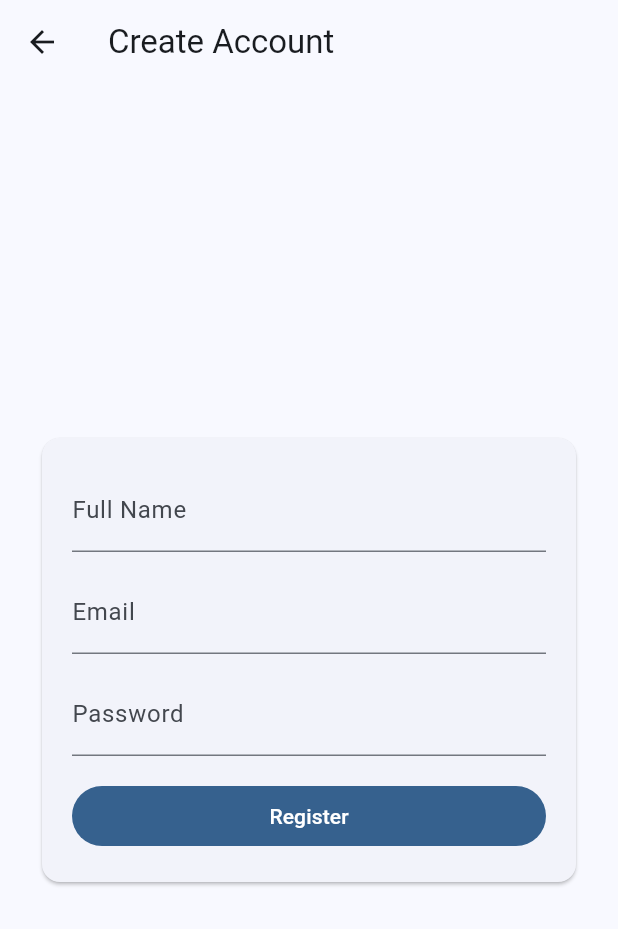
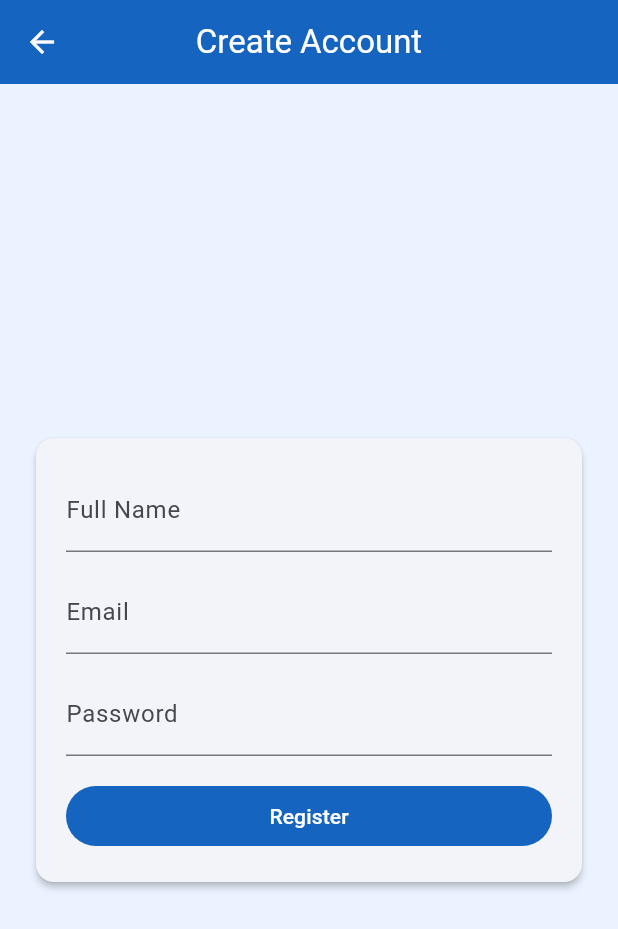
Before and after one commit to hasankachamathvi/Tank_Master_IOT, a Flutter app: the screen it shows after launch, after a tap on "Create a new account", on a phone screen of 412 x 824 dp. Shown: the top 929 px of the screen. Run offline on Flutter 3.47's test engine with Material 3 defaults, Android fonts, the phone set to English and light mode, and no system bars; our stand-ins replace firebase_core, firebase_database; accounts and stored records are empty.

Commit message:
feat: Enhance UI with splash screen and improve login/register screens design

```diff
--- a/lib/main.dart
+++ b/lib/main.dart
@@ -4,6 +4,7 @@ import 'package:flutter/material.dart';
 import 'models/app_user.dart';
 import 'screens/app_shell.dart';
 import 'screens/login_screen.dart';
+import 'screens/splash_screen.dart';
 import 'services/auth_service.dart';
 
 Future<void> main() async {
@@ -47,7 +48,23 @@ class MyApp extends StatelessWidget {
       title: 'Water Tank App',
       debugShowCheckedModeBanner: false,
       theme: ThemeData(
-        colorScheme: ColorScheme.fromSeed(seedColor: Colors.blue),
+        colorScheme: ColorScheme.fromSeed(seedColor: const Color(0xFF1565C0)),
+        scaffoldBackgroundColor: const Color(0xFFEAF3FF),
+        appBarTheme: const AppBarTheme(
+          backgroundColor: Color(0xFF1565C0),
+          foregroundColor: Colors.white,
+          centerTitle: true,
+        ),
+        cardTheme: const CardThemeData(
+          elevation: 2,
+          margin: EdgeInsets.zero,
+        ),
+        filledButtonTheme: FilledButtonThemeData(
+          style: FilledButton.styleFrom(
+            backgroundColor: const Color(0xFF1565C0),
+            foregroundColor: Colors.white,
+          ),
+        ),
         useMaterial3: true,
       ),
       home: AppRoot(firebaseReady: firebaseReady),
@@ -55,13 +72,38 @@ class MyApp extends StatelessWidget {
   }
 }
 
-class AppRoot extends StatelessWidget {
+class AppRoot extends StatefulWidget {
   const AppRoot({super.key, required this.firebaseReady});
 
   final bool firebaseReady;
 
   @override
+  State<AppRoot> createState() => _AppRootState();
+}
+
+class _AppRootState extends State<AppRoot> {
+  bool _showSplash = true;
+
+  @override
+  void initState() {
+    super.initState();
+    Future<void>.delayed(const Duration(seconds: 2), () {
+      if (!mounted) {
+        return;
+      }
+
+      setState(() {
+        _showSplash = false;
+      });
+    });
+  }
+
+  @override
   Widget build(BuildContext context) {
+    if (_showSplash) {
+      return const SplashScreen();
+    }
+
     return StreamBuilder<AppUser?>(
       stream: AuthService.instance.authStateChanges(),
       builder: (context, snapshot) {
@@ -71,7 +113,7 @@ class AppRoot extends StatelessWidget {
           return const LoginScreen();
         }
 
-        return AppShell(user: user, firebaseReady: firebaseReady);
+        return AppShell(user: user, firebaseReady: widget.firebaseReady);
       },
     );
   }
--- a/lib/screens/app_shell.dart
+++ b/lib/screens/app_shell.dart
@@ -48,9 +48,13 @@ class _AppShellState extends State<AppShell> {
     return Scaffold(
       appBar: AppBar(
         title: Text('Tank Master - ${titles[_index]}'),
+        backgroundColor: const Color(0xFF1565C0),
+        foregroundColor: Colors.white,
       ),
       body: pages[_index],
       bottomNavigationBar: NavigationBar(
+        backgroundColor: const Color(0xFFDCEEFD),
+        indicatorColor: const Color(0xFF90CAF9),
         selectedIndex: _index,
         onDestinationSelected: (value) {
           setState(() {
--- a/lib/screens/login_screen.dart
+++ b/lib/screens/login_screen.dart
@@ -53,7 +53,16 @@ class _LoginScreenState extends State<LoginScreen> {
   @override
   Widget build(BuildContext context) {
     return Scaffold(
-      body: Center(
+      body: Container(
+        width: double.infinity,
+        decoration: const BoxDecoration(
+          gradient: LinearGradient(
+            begin: Alignment.topCenter,
+            end: Alignment.bottomCenter,
+            colors: [Color(0xFFDCEEFD), Color(0xFFEAF3FF)],
+          ),
+        ),
+        child: Center(
           child: SingleChildScrollView(
             padding: const EdgeInsets.all(24),
             child: ConstrainedBox(
@@ -67,9 +76,11 @@ class _LoginScreenState extends State<LoginScreen> {
                       mainAxisSize: MainAxisSize.min,
                       crossAxisAlignment: CrossAxisAlignment.stretch,
                       children: [
+                        const Icon(Icons.water_drop, size: 40, color: Color(0xFF1565C0)),
+                        const SizedBox(height: 8),
                         const Text(
                           'Tank Master Login',
-                        style: TextStyle(fontSize: 24, fontWeight: FontWeight.bold),
+                          style: TextStyle(fontSize: 24, fontWeight: FontWeight.bold, color: Color(0xFF0D47A1)),
                           textAlign: TextAlign.center,
                         ),
                         const SizedBox(height: 16),
@@ -133,6 +144,7 @@ class _LoginScreenState extends State<LoginScreen> {
             ),
           ),
         ),
+      ),
     );
   }
 }
--- a/lib/screens/register_screen.dart
+++ b/lib/screens/register_screen.dart
@@ -60,8 +60,15 @@ class _RegisterScreenState extends State<RegisterScreen> {
   @override
   Widget build(BuildContext context) {
     return Scaffold(
-      appBar: AppBar(title: const Text('Create Account')),
-      body: Center(
+      appBar: AppBar(
+        title: const Text('Create Account'),
+        backgroundColor: const Color(0xFF1565C0),
+        foregroundColor: Colors.white,
+      ),
+      body: Container(
+        width: double.infinity,
+        color: const Color(0xFFEAF3FF),
+        child: Center(
           child: SingleChildScrollView(
             padding: const EdgeInsets.all(24),
             child: ConstrainedBox(
@@ -126,6 +133,7 @@ class _RegisterScreenState extends State<RegisterScreen> {
             ),
           ),
         ),
+      ),
     );
   }
 }
--- /dev/null
+++ b/lib/screens/splash_screen.dart
@@ -0,0 +1,62 @@
+import 'package:flutter/material.dart';
+
+class SplashScreen extends StatelessWidget {
+  const SplashScreen({super.key});
+
+  @override
+  Widget build(BuildContext context) {
+    return Scaffold(
+      body: Container(
+        width: double.infinity,
+        decoration: const BoxDecoration(
+          gradient: LinearGradient(
+            begin: Alignment.topCenter,
+            end: Alignment.bottomCenter,
+            colors: [
+              Color(0xFF0D47A1),
+              Color(0xFF1976D2),
+              Color(0xFF42A5F5),
+            ],
+          ),
+        ),
+        child: const Column(
+          mainAxisAlignment: MainAxisAlignment.center,
+          children: [
+            CircleAvatar(
+              radius: 46,
+              backgroundColor: Colors.white,
+              child: Icon(Icons.water_drop, size: 56, color: Color(0xFF1565C0)),
+            ),
+            SizedBox(height: 20),
+            Text(
+              'Tank Master',
+              style: TextStyle(
+                color: Colors.white,
+                fontSize: 32,
+                fontWeight: FontWeight.w800,
+                letterSpacing: 0.6,
+              ),
+            ),
+            SizedBox(height: 10),
+            Text(
+              'Smart Water Monitoring',
+              style: TextStyle(
+                color: Colors.white70,
+                fontSize: 14,
+              ),
+            ),
+            SizedBox(height: 26),
+            SizedBox(
+              width: 28,
+              height: 28,
+              child: CircularProgressIndicator(
+                strokeWidth: 3,
+                valueColor: AlwaysStoppedAnimation<Color>(Colors.white),
+              ),
+            ),
+          ],
+        ),
+      ),
+    );
+  }
+}
```
Lines whose indentation alone changed are shown as unchanged.
